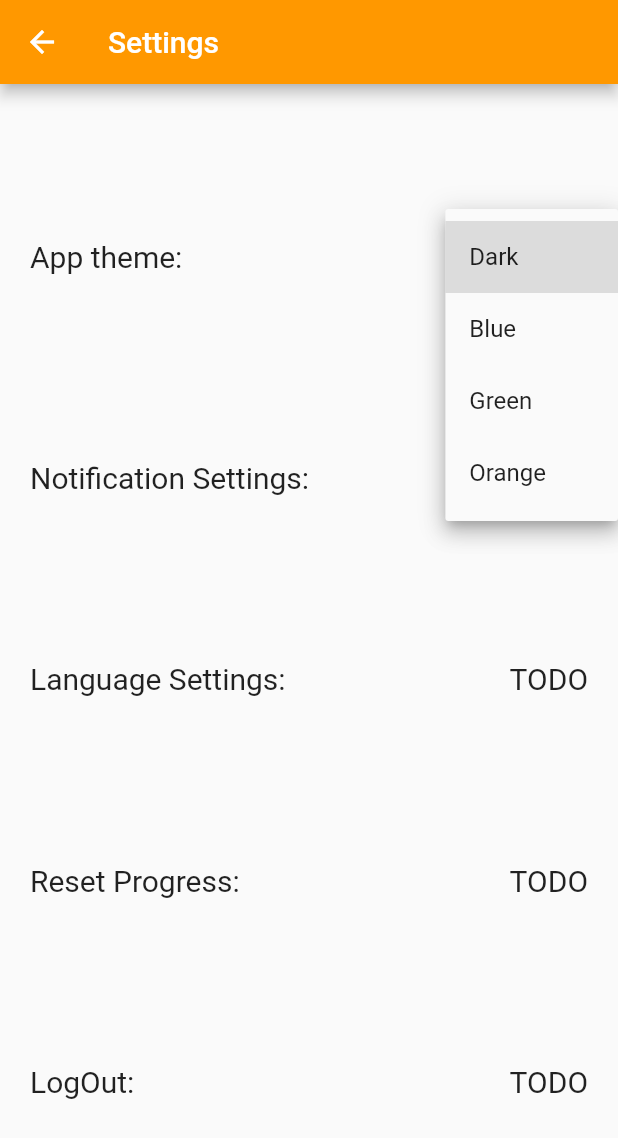
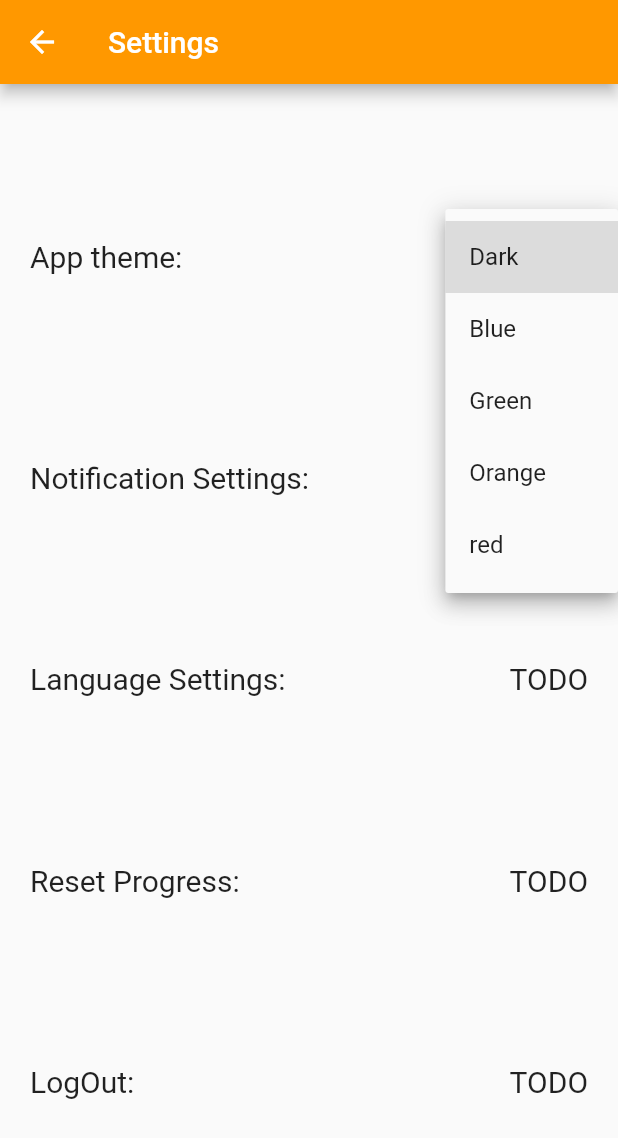
Before and after one commit to ibrahimHeritch/productivityApp, a Flutter app: the Settings screen opened directly, after a tap on the "arrow drop down" icon, on a phone screen of 412 x 824 dp. Shown: the top 1138 px of the screen. Run offline on Flutter 3.47's test engine with Material 2 defaults, Android fonts, the phone set to English and light mode, and no system bars.

```diff
--- a/lib/Widgets/Settings.dart
+++ b/lib/Widgets/Settings.dart
@@ -24,7 +24,7 @@ class Settings extends StatelessWidget {
                   Text("App theme:", style: TextStyle(fontSize: 20.0),),
                   DropdownButton<String>(
                    // value: "Select",
-                    items: <String>["Dark", "Blue", "Green", "Orange"].map((
+                    items: <String>["Dark", "Blue", "Green", "Orange","red"].map((
                         String value) {
                       return new DropdownMenuItem<String>(
                         value: value,
@@ -46,6 +46,9 @@ class Settings extends StatelessWidget {
                       }else if(_value=="Orange"){
                         ThemeColorProvider.of(context).appTheme=UIColorSchemes.orange;
                         ThemeColorProvider.of(context).appColors.initalizeColors(scheme: UIColorSchemes.orange);
+                      }else if(_value=="red"){
+                        ThemeColorProvider.of(context).appTheme=UIColorSchemes.red;
+                        ThemeColorProvider.of(context).appColors.initalizeColors(scheme: UIColorSchemes.red);
                       }
                     }
                     ,)
--- a/lib/resources/theme_resourses.dart
+++ b/lib/resources/theme_resourses.dart
@@ -54,6 +54,7 @@ class AppThemeState extends State<AppColorTheme> {
 
 class ThemeColorProvider extends InheritedWidget {
 
+
   static ThemeColorProvider of(BuildContext context) {
     return context.inheritFromWidgetOfExactType(ThemeColorProvider);
   }
@@ -69,6 +70,7 @@ class ThemeColorProvider extends InheritedWidget {
   }) : _appThemeKey = appThemeKey, super(child: child);
 //magic happens here
   set appTheme(UIColorSchemes theme) {
+
     switch (theme) {
       case UIColorSchemes.dark:
         (_appThemeKey.currentState as AppThemeState)?.theme = ThemeData.dark();
@@ -79,7 +81,9 @@ class ThemeColorProvider extends InheritedWidget {
       case UIColorSchemes.blue:
         (_appThemeKey.currentState as AppThemeState)?.theme = ThemeData(primarySwatch: Colors.blue);
         break;
-
+      case UIColorSchemes.red:
+        (_appThemeKey.currentState as AppThemeState)?.theme = ThemeData(primarySwatch: Colors.red);
+        break;
       default:
         (_appThemeKey.currentState as AppThemeState)?.theme = ThemeData(primarySwatch: Colors.orange);
         break;
@@ -107,22 +111,29 @@ class AppColors{
   Color _primaryOpace=Colors.orange.withOpacity(0.5);
   Color get primaryOpace => _primaryOpace;
 
+  UIColorSchemes currentTheme=UIColorSchemes.orange;
+
   initalizeColors({@required UIColorSchemes scheme=UIColorSchemes.orange}){
+    currentTheme=scheme;
     if(scheme==UIColorSchemes.orange){
-      _primaryOpace=Colors.orange.withOpacity(0.5);
+      _primaryOpace=Colors.orange.withOpacity(0.4);
       _primary=Colors.orange;
       _secondary=Colors.white;
     }else if(scheme==UIColorSchemes.dark){
-      _primaryOpace=Color.fromRGBO(Colors.black.red,Colors.black.green,Colors.black.blue, 0.5);
+      _primaryOpace=Color.fromRGBO(Colors.black.red,Colors.black.green,Colors.black.blue, 0.4);
       _primary=Colors.black87;
       _secondary=Colors.orange;
     }else if(scheme==UIColorSchemes.blue){
-      _primaryOpace=Color.fromRGBO(Colors.blue.red,Colors.blue.green,Colors.blue.blue, 0.5);
+      _primaryOpace=Color.fromRGBO(Colors.blue.red,Colors.blue.green,Colors.blue.blue, 0.4);
       _primary=Colors.blue;
       _secondary=Colors.white;
     }else if(scheme==UIColorSchemes.green){
-      _primaryOpace=Color.fromRGBO(Colors.green.red,Colors.green.green,Colors.green.blue, 0.5);//TODO fix this embarassment
+      _primaryOpace=Color.fromRGBO(Colors.green.red,Colors.green.green,Colors.green.blue, 0.4);//TODO fix this embarassment
       _primary=Colors.green;
+      _secondary=Colors.white;
+    }else if(scheme==UIColorSchemes.red){
+      _primaryOpace=Colors.red.withOpacity(0.4);//TODO fix this embarassment
+      _primary=Colors.red;
       _secondary=Colors.white;
     }
 
@@ -136,5 +147,6 @@ enum UIColorSchemes{
   orange,
   dark,
   blue,
-  green
+  green,
+  red
 }
```
Also changed, not shown: lib/Widgets/RotaryAnimatedNavigator.dart (+80 -21 lines), lib/Widgets/TodaysTasks.dart (added, +58 -0 lines), lib/main.dart (+7 -61 lines).
